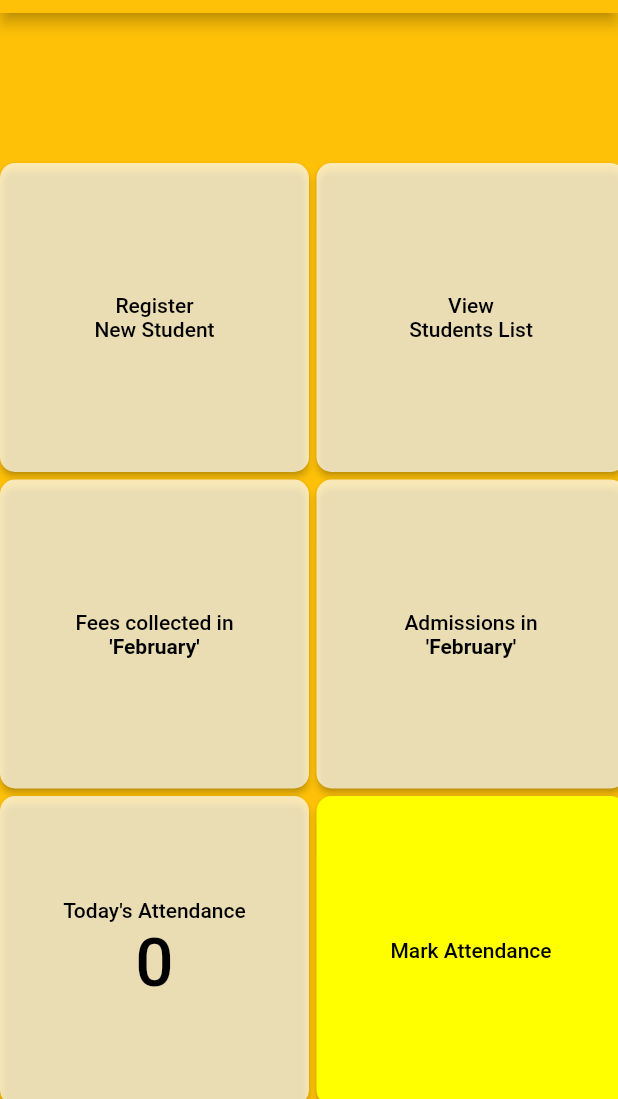
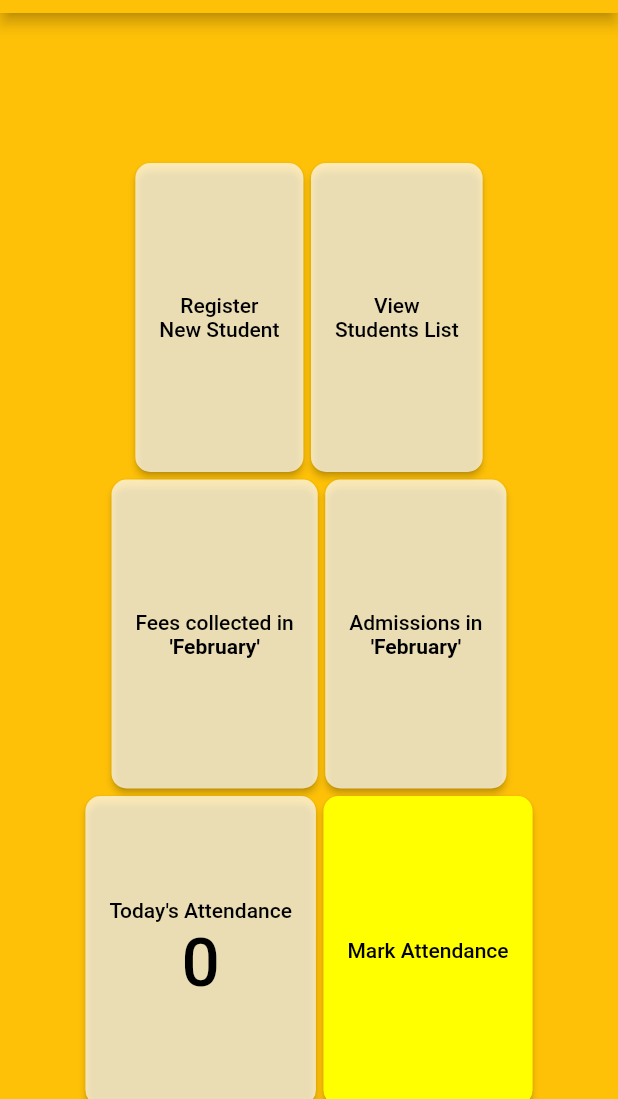
Before and after one commit to anjulaPerera/TCMS, a Flutter app: the Dashboard screen opened directly, on a phone screen of 412 x 824 dp, the part 137-1236 px from its top. Run offline on Flutter 3.47's test engine with Material 2 defaults, Android fonts, the phone set to English and light mode, and no system bars; our stand-ins replace device_preview, qr_flutter.

```diff
--- a/lib/dashboard.dart
+++ b/lib/dashboard.dart
@@ -55,7 +55,7 @@ class _DashboardState extends State<Dashboard> {
                   backgroundColor: Colors.white70,
                   shape: RoundedRectangleBorder(
                       borderRadius: BorderRadius.circular(10.0)),
-                  minimumSize: Size(MediaQuery.of(context).size.width / 2,
+                  minimumSize: Size(MediaQuery.of(context).size.width / 8,
                       MediaQuery.of(context).size.height / 4),
                 ),
                 child: Column(
@@ -74,7 +74,7 @@ class _DashboardState extends State<Dashboard> {
                   backgroundColor: Colors.white70,
                   shape: RoundedRectangleBorder(
                       borderRadius: BorderRadius.circular(10.0)),
-                  minimumSize: Size(MediaQuery.of(context).size.width / 2,
+                  minimumSize: Size(MediaQuery.of(context).size.width / 8,
                       MediaQuery.of(context).size.height / 4),
                 ),
                 child: Column(
@@ -98,7 +98,7 @@ class _DashboardState extends State<Dashboard> {
                   backgroundColor: Colors.white70,
                   shape: RoundedRectangleBorder(
                       borderRadius: BorderRadius.circular(10.0)),
-                  minimumSize: Size(MediaQuery.of(context).size.width / 2,
+                  minimumSize: Size(MediaQuery.of(context).size.width / 8,
                       MediaQuery.of(context).size.height / 4),
                 ),
                 child: Column(
@@ -120,7 +120,7 @@ class _DashboardState extends State<Dashboard> {
                     backgroundColor: Colors.white70,
                     shape: RoundedRectangleBorder(
                         borderRadius: BorderRadius.circular(10.0)),
-                    minimumSize: Size(MediaQuery.of(context).size.width / 2,
+                    minimumSize: Size(MediaQuery.of(context).size.width / 8,
                         MediaQuery.of(context).size.height / 4),
                   ),
                   child: Column(
@@ -146,7 +146,7 @@ class _DashboardState extends State<Dashboard> {
                     backgroundColor: Colors.white70,
                     shape: RoundedRectangleBorder(
                         borderRadius: BorderRadius.circular(10.0)),
-                    minimumSize: Size(MediaQuery.of(context).size.width / 2,
+                    minimumSize: Size(MediaQuery.of(context).size.width / 8,
                         MediaQuery.of(context).size.height / 4),
                   ),
                   child: Column(
@@ -167,7 +167,7 @@ class _DashboardState extends State<Dashboard> {
                     backgroundColor: Colors.yellowAccent,
                     shape: RoundedRectangleBorder(
                         borderRadius: BorderRadius.circular(10.0)),
-                    minimumSize: Size(MediaQuery.of(context).size.width / 2,
+                    minimumSize: Size(MediaQuery.of(context).size.width / 8,
                         MediaQuery.of(context).size.height / 4),
                   ),
                   child: Column(
```
Also changed, not shown: lib/getstarted.dart (+3 -4 lines), lib/main.dart (+2 -5 lines), lib/newstudent.dart (+42 -8 lines), lib/studentprofile.dart (+20 -2 lines), pubspec.yaml (+6 -1 lines), pubspec.lock, 1 other file.
